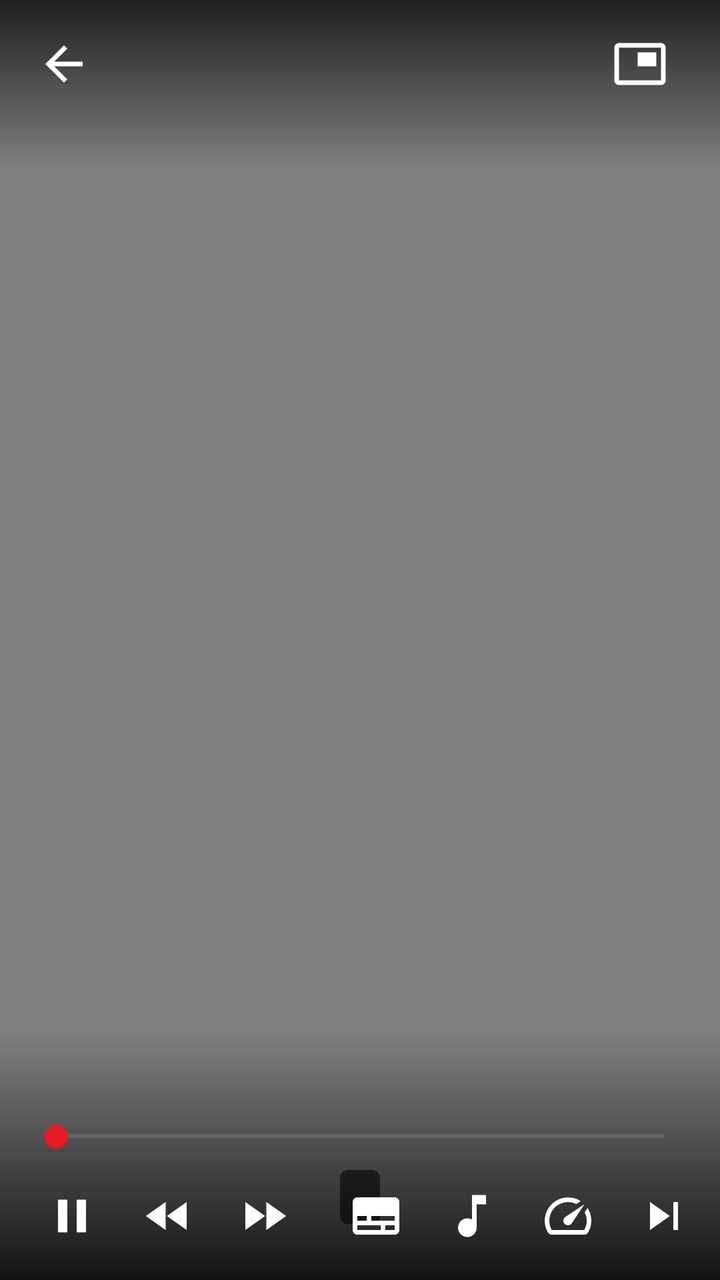
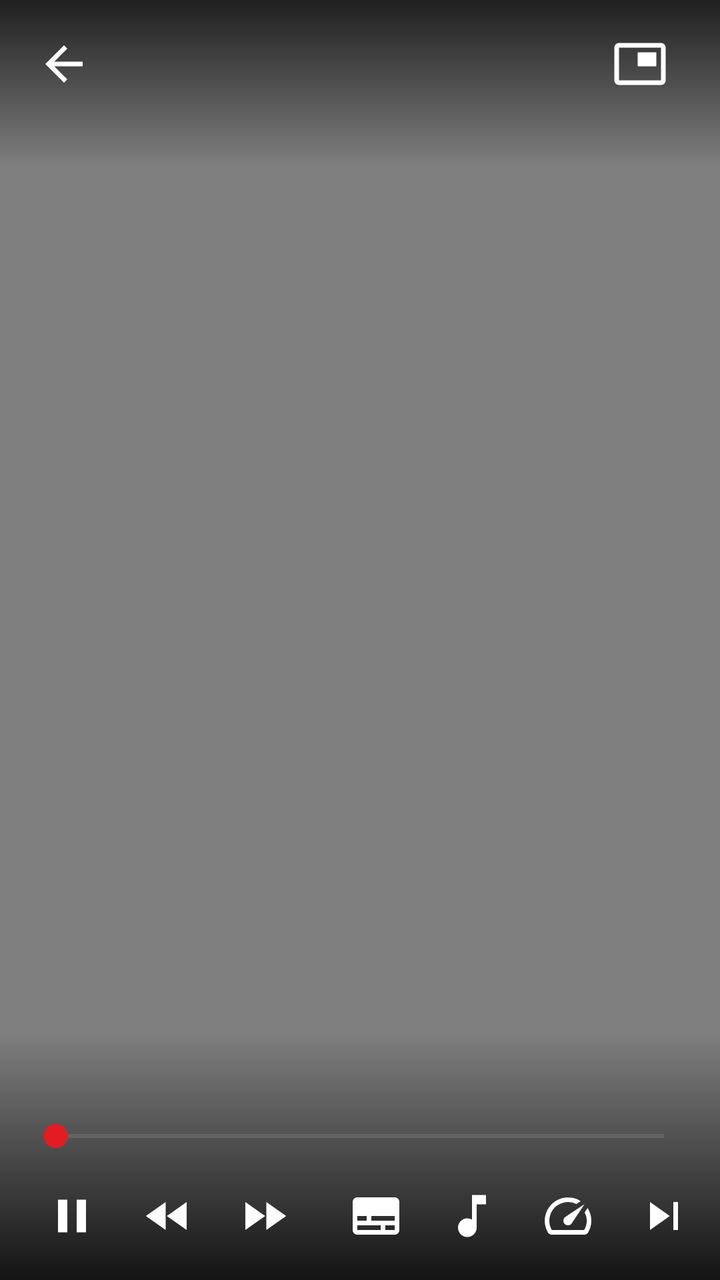

Compare the two renders of this Android layout. The source of the first and the diff that turns it into the second are given below.
<!-- AndroidManifest.xml: activity theme Theme.Marquee.Player -->
<!-- res/layout/activity_player.xml -->
<?xml version="1.0" encoding="utf-8"?>
<FrameLayout xmlns:android="http://schemas.android.com/apk/res/android"
    android:id="@+id/root"
    android:layout_width="match_parent"
    android:layout_height="match_parent"
    android:background="@android:color/black">

    <VideoView
        android:id="@+id/video"
        android:layout_width="match_parent"
        android:layout_height="match_parent"
        android:layout_gravity="center" />

    <TextView
        android:id="@+id/subs"
        android:layout_width="wrap_content"
        android:layout_height="wrap_content"
        android:layout_gravity="bottom|center_horizontal"
        android:layout_marginStart="32dp"
        android:layout_marginEnd="32dp"
        android:layout_marginBottom="28dp"
        android:background="@drawable/subs_bg"
        android:gravity="center"
        android:paddingStart="10dp"
        android:paddingEnd="10dp"
        android:shadowColor="#FF000000"
        android:shadowRadius="3"
        android:textColor="@android:color/white"
        android:textSize="20sp" />

    <ProgressBar
        android:id="@+id/spinner"
        android:layout_width="56dp"
        android:layout_height="56dp"
        android:layout_gravity="center"
        android:indeterminateTint="@color/accent" />

    <Button
        android:id="@+id/skip_intro"
        style="@style/SkipIntro"
        android:layout_width="wrap_content"
        android:layout_height="wrap_content"
        android:layout_gravity="bottom|end"
        android:layout_marginEnd="24dp"
        android:layout_marginBottom="110dp"
        android:text="@string/skip_intro"
        android:visibility="gone" />

    <FrameLayout
        android:id="@+id/controls"
        android:layout_width="match_parent"
        android:layout_height="match_parent">

        <LinearLayout
            android:layout_width="match_parent"
            android:layout_height="wrap_content"
            android:layout_gravity="top"
            android:background="@drawable/scrim_top"
            android:gravity="center_vertical"
            android:orientation="horizontal"
            android:paddingStart="8dp"
            android:paddingTop="8dp"
            android:paddingEnd="16dp"
            android:paddingBottom="28dp">

            <ImageButton
                android:id="@+id/back"
                style="@style/PlayerIcon"
                android:contentDescription="@string/back"
                android:src="@drawable/ic_back" />

            <LinearLayout
                android:layout_width="0dp"
                android:layout_height="wrap_content"
                android:layout_marginStart="8dp"
                android:layout_weight="1"
                android:orientation="vertical">

                <TextView
                    android:id="@+id/title"
                    android:layout_width="wrap_content"
                    android:layout_height="wrap_content"
                    android:ellipsize="end"
                    android:singleLine="true"
                    android:textColor="@android:color/white"
                    android:textSize="18sp"
                    android:textStyle="bold" />

                <TextView
                    android:id="@+id/subtitle"
                    android:layout_width="wrap_content"
                    android:layout_height="wrap_content"
                    android:singleLine="true"
                    android:textColor="#FFBBBBBB"
                    android:textSize="13sp" />
            </LinearLayout>

            <ImageButton
                android:id="@+id/pip"
                style="@style/PlayerIcon"
                android:contentDescription="Picture-in-picture"
                android:src="@drawable/ic_pip" />
        </LinearLayout>

        <LinearLayout
            android:layout_width="match_parent"
            android:layout_height="wrap_content"
            android:layout_gravity="bottom"
            android:background="@drawable/scrim_bottom"
            android:orientation="vertical"
            android:paddingStart="12dp"
            android:paddingTop="36dp"
            android:paddingEnd="12dp"
            android:paddingBottom="8dp">

            <SeekBar
                android:id="@+id/seek"
                android:layout_width="match_parent"
                android:layout_height="32dp"
                android:progressBackgroundTint="#55FFFFFF"
                android:progressTint="@color/accent"
                android:secondaryProgressTint="#88FFFFFF"
                android:thumbTint="@color/accent" />

            <LinearLayout
                android:layout_width="match_parent"
                android:layout_height="wrap_content"
                android:gravity="center_vertical"
                android:orientation="horizontal">

                <ImageButton
                    android:id="@+id/play_pause"
                    style="@style/PlayerIcon"
                    android:contentDescription="Play or pause"
                    android:src="@drawable/ic_pause" />

                <ImageButton
                    android:id="@+id/rewind"
                    style="@style/PlayerIcon"
                    android:contentDescription="Back 10 seconds"
                    android:src="@drawable/ic_rewind" />

                <ImageButton
                    android:id="@+id/forward"
                    style="@style/PlayerIcon"
                    android:contentDescription="Forward 30 seconds"
                    android:src="@drawable/ic_forward" />

                <TextView
                    android:id="@+id/time"
                    android:layout_width="0dp"
                    android:layout_height="wrap_content"
                    android:layout_marginStart="8dp"
                    android:layout_weight="1"
                    android:fontFeatureSettings="tnum"
                    android:textColor="#FFDDDDDD"
                    android:textSize="14sp" />

                <ImageButton
                    android:id="@+id/subs_btn"
                    style="@style/PlayerIcon"
                    android:contentDescription="@string/subtitles"
                    android:src="@drawable/ic_subtitles" />

                <ImageButton
                    android:id="@+id/audio"
                    style="@style/PlayerIcon"
                    android:contentDescription="@string/audio"
                    android:src="@drawable/ic_audio" />

                <ImageButton
                    android:id="@+id/quality"
                    style="@style/PlayerIcon"
                    android:contentDescription="@string/quality"
                    android:src="@drawable/ic_quality"
                    android:visibility="gone" />

                <ImageButton
                    android:id="@+id/speed"
                    style="@style/PlayerIcon"
                    android:contentDescription="@string/speed"
                    android:src="@drawable/ic_speed" />

                <ImageButton
                    android:id="@+id/next"
                    style="@style/PlayerIcon"
                    android:contentDescription="Next episode"
                    android:src="@drawable/ic_next" />
            </LinearLayout>
        </LinearLayout>
    </FrameLayout>
</FrameLayout>
<!-- resources referenced by this layout -->
<resources>
  <color name="accent">#FFE31B23</color>
  <!-- drawable ic_audio (drawable) -->
  <vector xmlns:android="http://schemas.android.com/apk/res/android" android:width="28dp" android:height="28dp" android:viewportWidth="24" android:viewportHeight="24">
      <path android:fillColor="#FFFFFFFF" android:pathData="M12,3v10.55c-0.59,-0.34 -1.27,-0.55 -2,-0.55 -2.21,0 -4,1.79 -4,4s1.79,4 4,4 4,-1.79 4,-4V7h4V3h-6z"/>
  </vector>
  <!-- drawable ic_back (drawable) -->
  <vector xmlns:android="http://schemas.android.com/apk/res/android" android:width="28dp" android:height="28dp" android:viewportWidth="24" android:viewportHeight="24">
      <path android:fillColor="#FFFFFFFF" android:pathData="M20,11H7.83l5.59,-5.59L12,4l-8,8 8,8 1.41,-1.41L7.83,13H20v-2z"/>
  </vector>
  <!-- drawable ic_forward (drawable) -->
  <vector xmlns:android="http://schemas.android.com/apk/res/android" android:width="28dp" android:height="28dp" android:viewportWidth="24" android:viewportHeight="24">
      <path android:fillColor="#FFFFFFFF" android:pathData="M4,18l8.5,-6L4,6v12zM13,6v12l8.5,-6L13,6z"/>
  </vector>
  <!-- drawable ic_next (drawable) -->
  <vector xmlns:android="http://schemas.android.com/apk/res/android" android:width="28dp" android:height="28dp" android:viewportWidth="24" android:viewportHeight="24">
      <path android:fillColor="#FFFFFFFF" android:pathData="M6,18l8.5,-6L6,6v12zM16,6v12h2V6h-2z"/>
  </vector>
  <!-- drawable ic_pause (drawable) -->
  <vector xmlns:android="http://schemas.android.com/apk/res/android" android:width="28dp" android:height="28dp" android:viewportWidth="24" android:viewportHeight="24">
      <path android:fillColor="#FFFFFFFF" android:pathData="M6,19h4V5H6v14zM14,5v14h4V5h-4z"/>
  </vector>
  <!-- drawable ic_rewind (drawable) -->
  <vector xmlns:android="http://schemas.android.com/apk/res/android" android:width="28dp" android:height="28dp" android:viewportWidth="24" android:viewportHeight="24">
      <path android:fillColor="#FFFFFFFF" android:pathData="M11,18V6l-8.5,6 8.5,6zM11.5,12l8.5,6V6l-8.5,6z"/>
  </vector>
  <!-- drawable scrim_bottom (drawable) -->
  <shape xmlns:android="http://schemas.android.com/apk/res/android"><gradient android:angle="90" android:startColor="#D9000000" android:endColor="#00000000" /></shape>
  <!-- drawable scrim_top (drawable) -->
  <shape xmlns:android="http://schemas.android.com/apk/res/android"><gradient android:angle="270" android:startColor="#C0000000" android:endColor="#00000000" /></shape>
  <!-- drawable subs_bg (drawable) -->
  <shape xmlns:android="http://schemas.android.com/apk/res/android" android:shape="rectangle"><solid android:color="#99000000" /><corners android:radius="4dp" /></shape>
  <string name="audio">Audio</string>
  <string name="back">Back</string>
  <string name="quality">Quality</string>
  <string name="skip_intro">Skip Intro</string>
  <string name="speed">Playback speed</string>
  <string name="subtitles">Subtitles</string>
  <style name="PlayerIcon">
          <item name="android:layout_width">48dp</item>
          <item name="android:layout_height">48dp</item>
          <item name="android:background">?android:attr/selectableItemBackgroundBorderless</item>
          <item name="android:tint">@android:color/white</item>
          <item name="android:scaleType">center</item>
      </style>
  <style name="Theme.Marquee.Player">
          <item name="android:windowBackground">@android:color/black</item>
          <item name="android:windowFullscreen">true</item>
      </style>
  <!-- drawable btn_secondary (drawable) -->
  <ripple xmlns:android="http://schemas.android.com/apk/res/android" android:color="#33FFFFFF">
      <item><shape android:shape="rectangle"><solid android:color="@color/bg3" /><stroke android:width="1dp" android:color="@color/line" /><corners android:radius="8dp" /></shape></item>
  </ripple>
  <color name="bg3">#FF20242C</color>
  <color name="line">#FF2B303A</color>
  <!-- unchanged entries left out for length: 5 -->
</resources>

<!-- the commit's change to res/layout/activity_player.xml (unified diff, before → after) -->
@@ -13,6 +13,7 @@
 
     <TextView
         android:id="@+id/subs"
+        android:visibility="gone"
         android:layout_width="wrap_content"
         android:layout_height="wrap_content"
         android:layout_gravity="bottom|center_horizontal"
